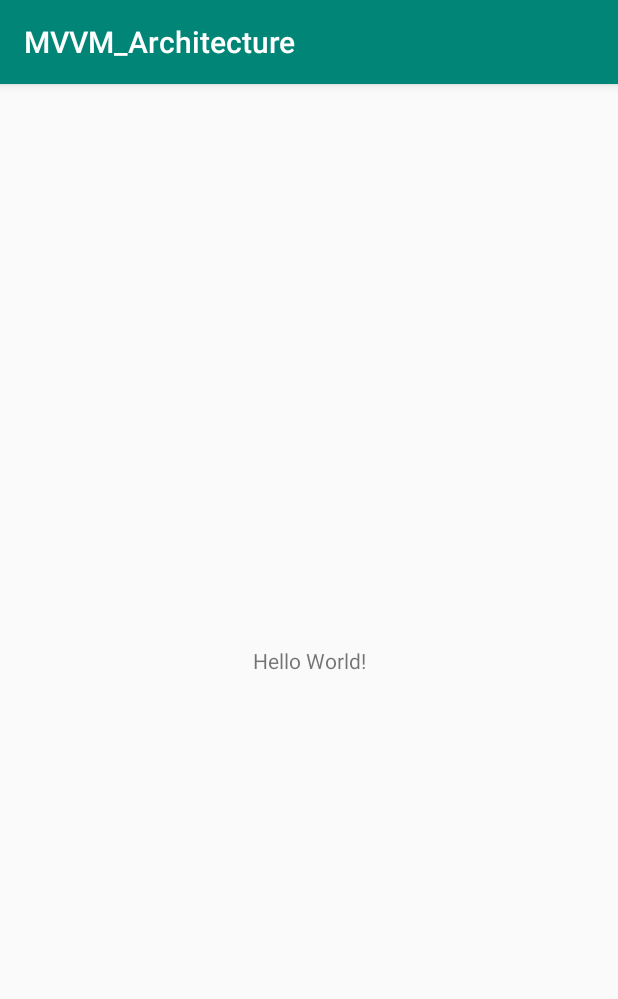
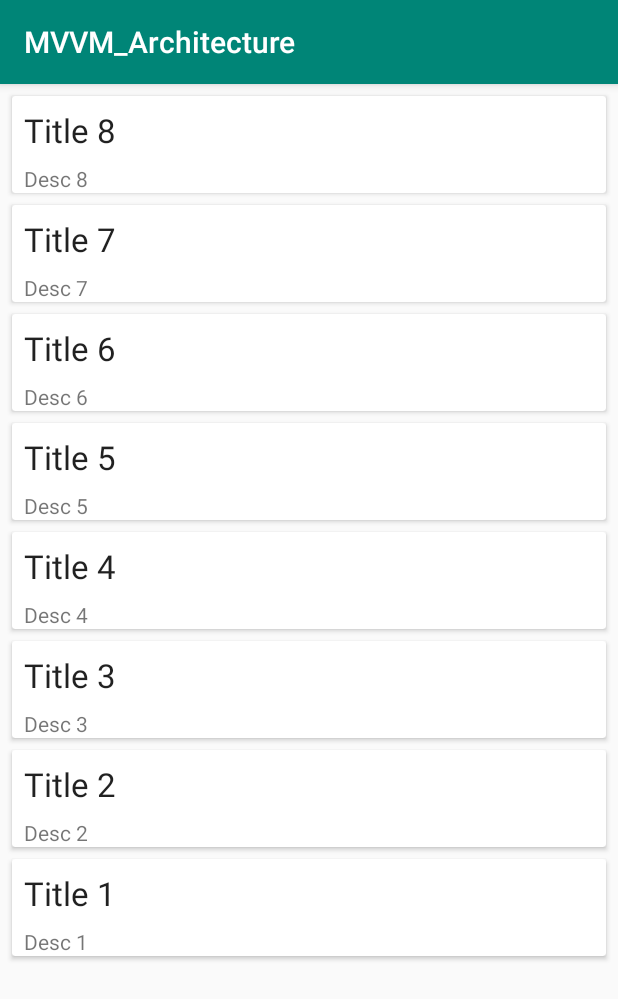
Before and after one commit to MohamedAbdelrazek/ToDo, an Android app: the screen it shows after launch (MainActivity), on a phone screen of 412 x 824 dp. Shown: the top 999 px of the screen. Run offline under Robolectric (Android 15) with nearby library versions, the phone set to English and light mode, and no system bars; our stand-ins replace ButterKnife, Room's generated code; libraries missing offline, so code that uses them is left out: com.facebook.stetho; 1 statement that could not run was skipped.

Commit message:
Adding Notes Adapter to populate notes ....

```diff
--- a/app/build.gradle
+++ b/app/build.gradle
@@ -38,4 +38,9 @@ dependencies {
     annotationProcessor "androidx.lifecycle:lifecycle-compiler:$lifecycle_version"
 
     implementation 'com.facebook.stetho:stetho-okhttp3:1.5.1'
+    implementation 'androidx.recyclerview:recyclerview:1.1.0-beta04'
+
+    //ButterKnife
+    implementation 'com.jakewharton:butterknife:10.2.0'
+    annotationProcessor 'com.jakewharton:butterknife-compiler:10.2.0'
 }
--- a/app/src/main/java/com/tripleservice/mvvm_architecture/MainActivity.java
+++ b/app/src/main/java/com/tripleservice/mvvm_architecture/MainActivity.java
@@ -5,26 +5,51 @@ import android.os.Bundle;
 import androidx.appcompat.app.AppCompatActivity;
 import androidx.lifecycle.Observer;
 import androidx.lifecycle.ViewModelProviders;
+import androidx.recyclerview.widget.LinearLayoutManager;
+import androidx.recyclerview.widget.RecyclerView;
+
+import com.tripleservice.mvvm_architecture.adapter.NotesAdapter;
+import com.tripleservice.mvvm_architecture.adapter.OnItemClicked;
 
 import java.util.List;
 
+import butterknife.BindView;
+import butterknife.ButterKnife;
 
-public class MainActivity extends AppCompatActivity {
 
-    NoteViewModel mNoteViewModel;
+public class MainActivity extends AppCompatActivity implements OnItemClicked {
+
+    private NoteViewModel mNoteViewModel;
+    private NotesAdapter mNotesAdapter;
+
+    @BindView(R.id.notes_recycler_view)
+    RecyclerView mNotesRecyclerView;
 
     @Override
     protected void onCreate(Bundle savedInstanceState) {
         super.onCreate(savedInstanceState);
         setContentView(R.layout.activity_main);
 
+        ButterKnife.bind(this);
+
+        mNotesRecyclerView.setLayoutManager(new LinearLayoutManager(this));
+        mNotesRecyclerView.setHasFixedSize(true);
+        mNotesAdapter = new NotesAdapter(this);
+        mNotesRecyclerView.setAdapter(mNotesAdapter);
         mNoteViewModel = ViewModelProviders.of(this).get(NoteViewModel.class);
         mNoteViewModel.getAllNotes().observe(this, new Observer<List<Note>>() {
             @Override
             public void onChanged(List<Note> notes) {
                 //update RecyclerView ....
+
+                mNotesAdapter.updateNotes(notes);
             }
         });
     }
 
+    @Override
+    public void onClick(Note note) {
+        //handle recycler click events...
+
+    }
 }
--- a/app/src/main/java/com/tripleservice/mvvm_architecture/NoteDao.java
+++ b/app/src/main/java/com/tripleservice/mvvm_architecture/NoteDao.java
@@ -25,6 +25,6 @@ public interface NoteDao {
     @Query("Delete From notes_table")
     void delete();
 
-    @Query("Select * From notes_table order by priority_column")
+    @Query("Select * From notes_table order by priority_column desc")
     LiveData<List<Note>> getAllNotes();
 }
--- a/app/src/main/java/com/tripleservice/mvvm_architecture/NoteDataBase.java
+++ b/app/src/main/java/com/tripleservice/mvvm_architecture/NoteDataBase.java
@@ -36,10 +36,14 @@ public abstract class NoteDataBase extends RoomDatabase {
                 new AsyncTask<Void, Void, Void>() {
                     @Override
                     protected Void doInBackground(Void... voids) {
-                        instance.noteDao().insert(new Note("title 1", "Desc 1", 1));
-                        instance.noteDao().insert(new Note("title 1", "Desc 1", 1));
-                        instance.noteDao().insert(new Note("title 1", "Desc 1", 1));
-
+                        instance.noteDao().insert(new Note("Title 1", "Desc 1", 1));
+                        instance.noteDao().insert(new Note("Title 2", "Desc 2", 2));
+                        instance.noteDao().insert(new Note("Title 3", "Desc 3", 3));
+                        instance.noteDao().insert(new Note("Title 4", "Desc 4", 4));
+                        instance.noteDao().insert(new Note("Title 5", "Desc 5", 5));
+                        instance.noteDao().insert(new Note("Title 6", "Desc 6", 6));
+                        instance.noteDao().insert(new Note("Title 7", "Desc 7", 7));
+                        instance.noteDao().insert(new Note("Title 8", "Desc 8", 8));
                         return null;
                     }
                 }.execute();
--- /dev/null
+++ b/app/src/main/java/com/tripleservice/mvvm_architecture/adapter/NotesAdapter.java
@@ -0,0 +1,53 @@
+package com.tripleservice.mvvm_architecture.adapter;
+
+import android.view.LayoutInflater;
+import android.view.View;
+import android.view.ViewGroup;
+
+import androidx.annotation.NonNull;
+import androidx.recyclerview.widget.RecyclerView;
+
+import com.tripleservice.mvvm_architecture.Note;
+import com.tripleservice.mvvm_architecture.R;
+
+import java.util.ArrayList;
+import java.util.List;
+
+public class NotesAdapter extends RecyclerView.Adapter<NotesViewHolder> {
+    private List<Note> mAllNotes = new ArrayList<>();
+    private OnItemClicked mOnItemClicked;
+
+    public NotesAdapter(OnItemClicked mOnItemClicked) {
+        this.mOnItemClicked = mOnItemClicked;
+    }
+
+    @NonNull
+    @Override
+    public NotesViewHolder onCreateViewHolder(@NonNull ViewGroup parent, int viewType) {
+
+        View rooView = LayoutInflater.from(parent.getContext())
+                .inflate(R.layout.notes_single_items, parent, false);
+        return new NotesViewHolder(rooView);
+    }
+
+    @Override
+    public void onBindViewHolder(@NonNull NotesViewHolder holder, final int position) {
+        holder.bind(mAllNotes.get(position));
+        holder.itemView.setOnClickListener(new View.OnClickListener() {
+            @Override
+            public void onClick(View v) {
+                mOnItemClicked.onClick(mAllNotes.get(position));
+            }
+        });
+    }
+
+    @Override
+    public int getItemCount() {
+        return mAllNotes.size();
+    }
+
+    public void updateNotes(List<Note> notes) {
+        this.mAllNotes = notes;
+        notifyDataSetChanged();
+    }
+}
--- /dev/null
+++ b/app/src/main/java/com/tripleservice/mvvm_architecture/adapter/NotesViewHolder.java
@@ -0,0 +1,35 @@
+package com.tripleservice.mvvm_architecture.adapter;
+
+import android.view.View;
+import android.widget.TextView;
+
+import androidx.annotation.NonNull;
+import androidx.recyclerview.widget.RecyclerView;
+
+import com.tripleservice.mvvm_architecture.Note;
+import com.tripleservice.mvvm_architecture.R;
+
+import butterknife.BindView;
+import butterknife.ButterKnife;
+
+public class NotesViewHolder extends RecyclerView.ViewHolder {
+
+    @BindView(R.id.notes_single_item_title_tv)
+    TextView titleTxtView;
+    @BindView(R.id.notes_single_item_desc_tv)
+    TextView descTxtView;
+    @BindView(R.id.notes_single_item_priority_tv)
+    TextView priorityTxtView;
+
+    public NotesViewHolder(@NonNull View itemView) {
+        super(itemView);
+        ButterKnife.bind(this, itemView);
+
+    }
+
+    public void bind(Note note) {
+        titleTxtView.setText(note.getTitle());
+        descTxtView.setText(note.getDescription());
+        priorityTxtView.setText("" + note.getPriority());
+    }
+}
--- /dev/null
+++ b/app/src/main/java/com/tripleservice/mvvm_architecture/adapter/OnItemClicked.java
@@ -0,0 +1,7 @@
+package com.tripleservice.mvvm_architecture.adapter;
+
+import com.tripleservice.mvvm_architecture.Note;
+
+public interface OnItemClicked {
+    void onClick(Note note);
+}
--- a/app/src/main/res/layout/activity_main.xml
+++ b/app/src/main/res/layout/activity_main.xml
@@ -6,13 +6,14 @@
     android:layout_height="match_parent"
     tools:context=".MainActivity">
 
-    <TextView
-        android:layout_width="wrap_content"
-        android:layout_height="wrap_content"
-        android:text="Hello World!"
+    <androidx.recyclerview.widget.RecyclerView
+        android:id="@+id/notes_recycler_view"
+        android:layout_width="match_parent"
+        android:layout_height="match_parent"
         app:layout_constraintBottom_toBottomOf="parent"
-        app:layout_constraintLeft_toLeftOf="parent"
-        app:layout_constraintRight_toRightOf="parent"
-        app:layout_constraintTop_toTopOf="parent" />
+        app:layout_constraintEnd_toEndOf="parent"
+        app:layout_constraintStart_toStartOf="parent"
+        app:layout_constraintTop_toTopOf="parent"
+        tools:listitem="@layout/notes_single_items" />
 
 </androidx.constraintlayout.widget.ConstraintLayout>
--- /dev/null
+++ b/app/src/main/res/layout/notes_single_items.xml
@@ -0,0 +1,48 @@
+<?xml version="1.0" encoding="utf-8"?>
+<androidx.cardview.widget.CardView xmlns:android="http://schemas.android.com/apk/res/android"
+    xmlns:app="http://schemas.android.com/apk/res-auto"
+    android:layout_width="match_parent"
+    android:layout_height="wrap_content"
+    android:layout_marginStart="8dp"
+    android:layout_marginTop="8dp"
+    android:layout_marginEnd="8dp">
+
+    <androidx.constraintlayout.widget.ConstraintLayout
+        android:layout_width="match_parent"
+        android:layout_height="match_parent">
+
+        <TextView
+            android:id="@+id/notes_single_item_title_tv"
+            android:layout_width="wrap_content"
+            android:layout_height="wrap_content"
+            android:layout_margin="8dp"
+            android:textAppearance="@style/TextAppearance.AppCompat.Large"
+            app:layout_constraintStart_toStartOf="parent"
+            app:layout_constraintTop_toTopOf="parent" />
+
+        <TextView
+            android:id="@+id/notes_single_item_priority_tv"
+            android:layout_width="wrap_content"
+            android:layout_height="wrap_content"
+            android:layout_margin="8dp"
+            android:textAppearance="@style/TextAppearance.AppCompat.Large"
+            app:layout_constraintBottom_toTopOf="@id/notes_single_item_desc_tv"
+            app:layout_constraintEnd_toEndOf="parent"
+            app:layout_constraintTop_toBottomOf="@id/notes_single_item_title_tv" />
+
+        <TextView
+            android:id="@+id/notes_single_item_desc_tv"
+            android:layout_width="match_parent"
+            android:layout_height="wrap_content"
+            android:layout_margin="8dp"
+            android:layout_marginTop="16dp"
+            android:layout_marginBottom="712dp"
+            android:textAppearance="@style/TextAppearance.AppCompat.Small"
+            app:layout_constraintEnd_toEndOf="parent"
+            app:layout_constraintStart_toStartOf="parent"
+            app:layout_constraintTop_toBottomOf="@id/notes_single_item_title_tv" />
+
+
+    </androidx.constraintlayout.widget.ConstraintLayout>
+
+</androidx.cardview.widget.CardView>
```
